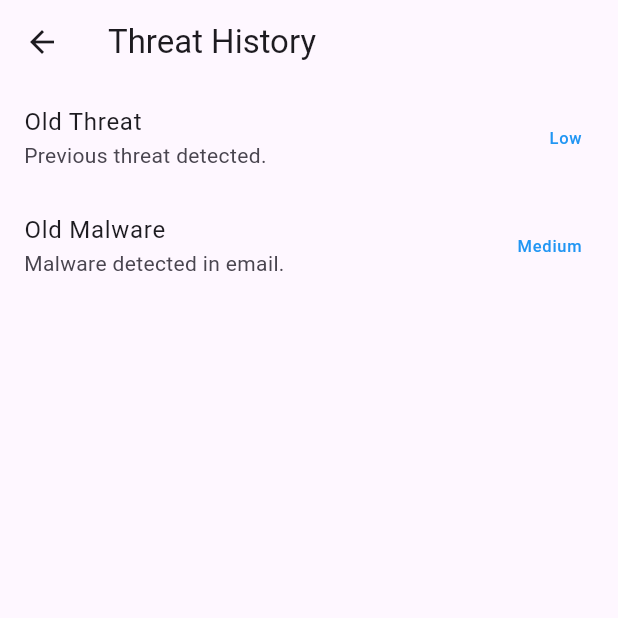
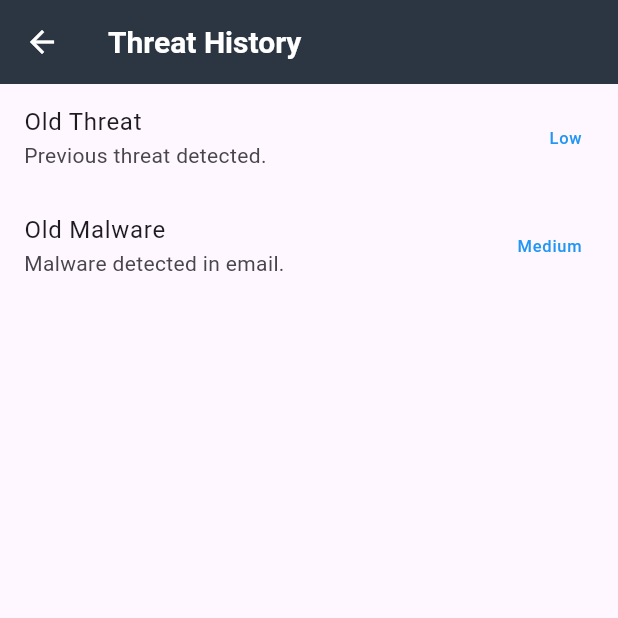
Before and after one commit to junior-calado/Projeto-AEP, a Flutter app: the screen it shows after launch, after a tap on the "history" icon, on a phone screen of 412 x 824 dp, the top half of it. Run offline on Flutter 3.47's test engine with Material 3 defaults, Android fonts, the phone set to English and light mode, and no system bars; missing offline and left inert: tflite_flutter.

Commit message:
alterações

```diff
--- a/ciberseguranca_ml_app/lib/main.dart
+++ b/ciberseguranca_ml_app/lib/main.dart
@@ -1,3 +1,4 @@
+// main.dart
 
 import 'package:flutter/material.dart';
 import 'screens/home_screen.dart';
@@ -6,15 +7,76 @@ void main() {
   runApp(MyApp());
 }
 
-class MyApp extends StatelessWidget {
+class MyApp extends StatefulWidget {
+  @override
+  _MyAppState createState() => _MyAppState();
+}
+
+class _MyAppState extends State<MyApp> {
+  ThemeMode _themeMode = ThemeMode.system;
+
+  void _toggleTheme(bool isDarkMode) {
+    setState(() {
+      _themeMode = isDarkMode ? ThemeMode.dark : ThemeMode.light;
+    });
+  }
+
   @override
   Widget build(BuildContext context) {
     return MaterialApp(
       title: 'Cibersegurança App',
       theme: ThemeData(
-        primarySwatch: Colors.blue,
+        primarySwatch: Colors.blueGrey,
+        brightness: Brightness.light,
+        appBarTheme: AppBarTheme(
+          color: Colors.blueGrey[900],
+          elevation: 4,
+          iconTheme: IconThemeData(color: Colors.white),
+          titleTextStyle: TextStyle(
+            color: Colors.white,
+            fontSize: 20,
+            fontWeight: FontWeight.bold,
+          ),
+        ),
+        cardTheme: CardTheme(
+          color: Colors.white,
+          elevation: 4,
+          shape: RoundedRectangleBorder(
+            borderRadius: BorderRadius.circular(8),
+          ),
+        ),
+        textTheme: TextTheme(
+          bodyMedium: TextStyle(color: Colors.black),
+        ),
       ),
-      home: HomeScreen(),
+      darkTheme: ThemeData(
+        brightness: Brightness.dark,
+        primarySwatch: Colors.blueGrey,
+        scaffoldBackgroundColor: Colors.black87,
+        appBarTheme: AppBarTheme(
+          color: Colors.black,
+          elevation: 4,
+          iconTheme: IconThemeData(color: Colors.white),
+          titleTextStyle: TextStyle(
+            color: Colors.white,
+            fontSize: 20,
+            fontWeight: FontWeight.bold,
+          ),
+        ),
+        cardTheme: CardTheme(
+          color: Colors.grey[900],
+          elevation: 4,
+          shape: RoundedRectangleBorder(
+            borderRadius: BorderRadius.circular(8),
+          ),
+        ),
+        textTheme: TextTheme(
+          bodyMedium: TextStyle(color: Colors.white),
+        ),
+      ),
+      themeMode: _themeMode,
+      debugShowCheckedModeBanner: false, // Remove o banner de debug
+      home: HomeScreen(onThemeToggle: _toggleTheme),
     );
   }
 }
--- a/ciberseguranca_ml_app/lib/screens/home_screen.dart
+++ b/ciberseguranca_ml_app/lib/screens/home_screen.dart
@@ -1,3 +1,4 @@
+// home_screen.dart
 
 import 'package:flutter/material.dart';
 import '../services/threat_service.dart';
@@ -8,6 +9,9 @@ import 'settings_screen.dart';
 
 class HomeScreen extends StatelessWidget {
   final ThreatService _threatService = ThreatService();
+  final Function(bool) onThemeToggle;
+
+  HomeScreen({required this.onThemeToggle});
 
   @override
   Widget build(BuildContext context) {
@@ -28,20 +32,57 @@ class HomeScreen extends StatelessWidget {
             onPressed: () {
               Navigator.push(context, MaterialPageRoute(builder: (context) => SettingsScreen()));
             },
-          )
+          ),
+          Switch(
+            value: Theme.of(context).brightness == Brightness.dark,
+            onChanged: (value) {
+              onThemeToggle(value);
+            },
+            activeColor: Colors.white,
+          ),
         ],
       ),
-      body: ListView.builder(
+      body: Padding(
+        padding: const EdgeInsets.all(8.0),
+        child: ListView.builder(
           itemCount: threats.length,
           itemBuilder: (context, index) {
             final threat = threats[index];
             return Card(
+              margin: const EdgeInsets.symmetric(vertical: 8.0),
               child: ListTile(
-              title: Text(threat.title),
-              subtitle: Text(threat.description),
+                contentPadding: EdgeInsets.all(12),
+                leading: Icon(
+                  Icons.security,
+                  color: threat.severity == 'Critical'
+                      ? Colors.red
+                      : threat.severity == 'High'
+                          ? Colors.orange
+                          : Colors.blue,
+                  size: 30,
+                ),
+                title: Text(
+                  threat.title,
+                  style: TextStyle(
+                    fontSize: 18,
+                    fontWeight: FontWeight.bold,
+                  ),
+                ),
+                subtitle: Padding(
+                  padding: const EdgeInsets.only(top: 4.0),
+                  child: Text(
+                    threat.description,
+                    style: TextStyle(
+                      fontSize: 14,
+                      color: Colors.grey[600],
+                    ),
+                  ),
+                ),
                 trailing: Text(
                   threat.severity,
                   style: TextStyle(
+                    fontSize: 16,
+                    fontWeight: FontWeight.bold,
                     color: threat.severity == 'Critical'
                         ? Colors.red
                         : threat.severity == 'High'
@@ -56,6 +97,7 @@ class HomeScreen extends StatelessWidget {
             );
           },
         ),
+      ),
     );
   }
 }
```
Also changed, not shown: ciberseguranca_ml_app/pubspec.lock. Lines whose indentation alone changed are shown as unchanged.
